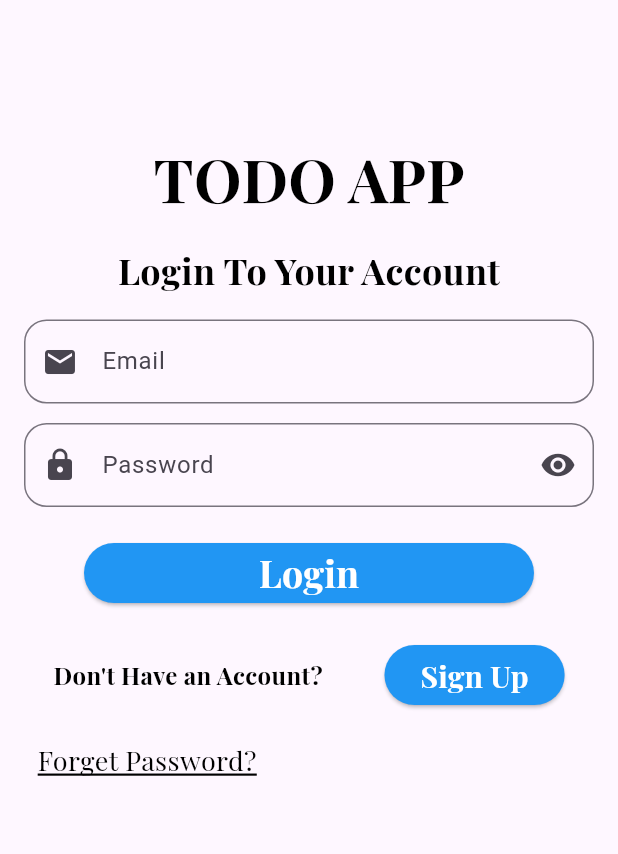
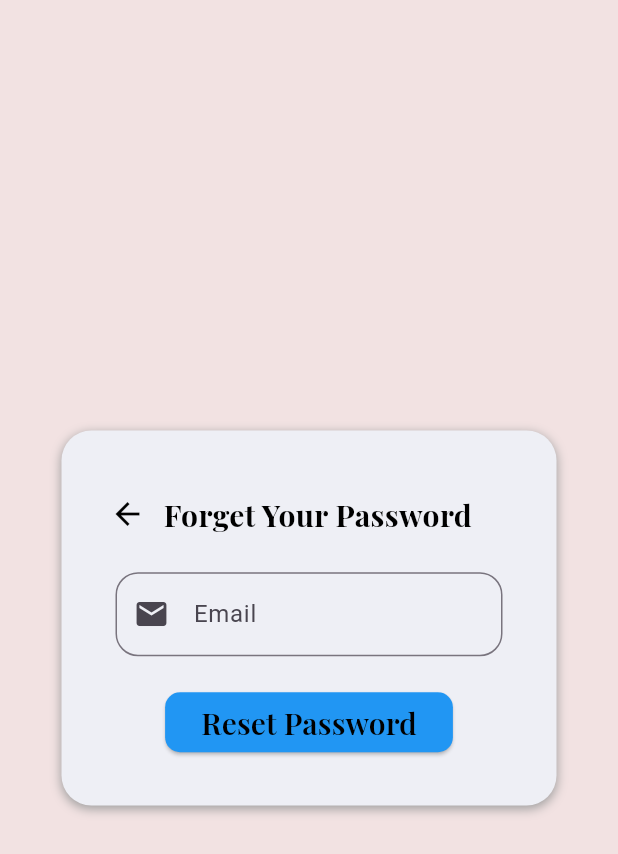
Before and after one commit to AhmedHelmy18/TODO_App, a Flutter app: the screen it shows after launch, on a phone screen of 412 x 824 dp. Shown: the top 854 px of the screen. Run offline on Flutter 3.47's test engine with Material 3 defaults, Android fonts, the phone set to English and light mode, and no system bars; our stand-ins replace cloud_firestore, firebase_auth, firebase_core, font_awesome_flutter; accounts and stored records are empty; project files that could hold a hidden picture were left out.

Commit message:
make the forget password page and connect with firebase

```diff
--- /dev/null
+++ b/lib/authentication/auth_page/forget_password.dart
@@ -0,0 +1,156 @@
+import 'package:firebase_auth/firebase_auth.dart';
+import 'package:flutter/material.dart';
+import 'package:todo_app/authentication/auth_page/login_page.dart';
+import 'package:todo_app/input_field/custom_text_form_field.dart';
+
+// ignore: must_be_immutable
+class ForgetPassword extends StatefulWidget {
+  ForgetPassword({super.key});
+
+  @override
+  State<ForgetPassword> createState() => _ForgetPasswordState();
+}
+
+class _ForgetPasswordState extends State<ForgetPassword> {
+  final _formKey = GlobalKey<FormState>();
+  late String email;
+
+  late String password;
+
+  @override
+  Widget build(BuildContext context) {
+    return Scaffold(
+      backgroundColor: const Color.fromARGB(255, 242, 226, 226),
+      body: Form(
+        key: _formKey,
+        child: Center(
+          child: Container(
+            constraints: BoxConstraints(maxWidth: 330, maxHeight: 250),
+            padding: const EdgeInsets.all(20),
+            decoration: BoxDecoration(
+              color: const Color(0xFFEEEFF5),
+              borderRadius: BorderRadius.circular(20),
+              boxShadow: const [
+                BoxShadow(
+                  color: Colors.grey,
+                  blurRadius: 5,
+                  offset: Offset(0, 2),
+                ),
+              ],
+            ),
+            child: Column(
+              mainAxisAlignment: MainAxisAlignment.center,
+              children: [
+                Row(
+                  mainAxisAlignment: MainAxisAlignment.start,
+                  children: [
+                    IconButton(
+                      icon: const Icon(
+                        Icons.arrow_back,
+                        color: Colors.black,
+                      ),
+                      onPressed: () {
+                        Navigator.pop(context);
+                      },
+                    ),
+                    Text(
+                      'Forget Your Password',
+                      style: TextStyle(
+                        fontSize: 20,
+                        fontWeight: FontWeight.bold,
+                        fontFamily: 'PlayfairDisplay',
+                        color: Colors.black,
+                      ),
+                    ),
+                  ],
+                ),
+                const SizedBox(
+                  height: 15,
+                ),
+                CustomTextFormField(
+                  onSaved: (value) {
+                    email = value!;
+                  },
+                  labelText: 'Email',
+                  icon: Icon(Icons.email),
+                  textInputAction: TextInputAction.next,
+                  autoValidateMode: AutovalidateMode.onUserInteraction,
+                  validator: (value) {
+                    if (value == null || value.isEmpty) {
+                      return 'Please Enter Email.';
+                    } else if (!RegExp(r'^[\w-\.]+@([\w-]+\.)+[\w-]{2,4}$')
+                        .hasMatch(value)) {
+                      return 'Enter a valid email address';
+                    }
+                    return null;
+                  },
+                ),
+                const SizedBox(
+                  height: 20,
+                ),
+                ElevatedButton(
+                  style: ElevatedButton.styleFrom(
+                    backgroundColor: Colors.blue,
+                    minimumSize: const Size(150, 40),
+                    shape: RoundedRectangleBorder(
+                      borderRadius: BorderRadius.circular(10),
+                    ),
+                  ),
+                  onPressed: () async {
+                    if (_formKey.currentState!.validate()) {
+                      _formKey.currentState!.save();
+                    }
+                    try {
+                      await FirebaseAuth.instance
+                          .sendPasswordResetEmail(email: email);
+
+                      showDialog(
+                        context: context,
+                        builder: (context) => AlertDialog(
+                          title: Text('Password Reset'),
+                          content: Text(
+                              'A password reset email has been sent to your email address'),
+                          actions: [
+                            TextButton(
+                              child: Text('OK'),
+                              onPressed: () {
+                                Navigator.pushReplacement(
+                                  context,
+                                  MaterialPageRoute(
+                                    builder: (context) => LoginPage(),
+                                  ),
+                                );
+                              },
+                            ),
+                          ],
+                        ),
+                      );
+                    } catch (e) {
+                      showDialog(
+                        context: context,
+                        builder: (context) => AlertDialog(
+                          title: Text(e.toString()),
+                          content: Text(
+                              'An error occurred while sending the password reset email'),
+                        ),
+                      );
+                    }
+                  },
+                  child: Text(
+                    'Reset Password',
+                    style: TextStyle(
+                      fontSize: 20,
+                      fontWeight: FontWeight.w600,
+                      fontFamily: 'PlayfairDisplay',
+                      color: Colors.black,
+                    ),
+                  ),
+                ),
+              ],
+            ),
+          ),
+        ),
+      ),
+    );
+  }
+}
--- a/lib/main.dart
+++ b/lib/main.dart
@@ -1,5 +1,6 @@
 import 'package:firebase_core/firebase_core.dart';
 import 'package:flutter/material.dart';
+import 'package:todo_app/authentication/auth_page/forget_password.dart';
 import 'package:todo_app/authentication/auth_page/login_page.dart';
 // import 'package:todo_app/authentication/auth_page/sign_up_page.dart';
 // import 'package:todo_app/screen/home.dart';
@@ -23,7 +24,7 @@ class TODO_App extends StatelessWidget {
   Widget build(BuildContext context) {
     return MaterialApp(
       debugShowCheckedModeBanner: false,
-      home: LoginPage(),
+      home: ForgetPassword(),
     );
   }
 }
--- a/pubspec.yaml
+++ b/pubspec.yaml
@@ -64,8 +64,7 @@ flutter:
 
   # To add assets to your application, add an assets section, like this:
   assets:
-  - asset/images/one_piece.jpg
-  - asset/images/Ahmed.jpeg
+  - asset/images/
 
   # An image asset can refer to one or more resolution-specific "variants", see
   # https://flutter.dev/to/resolution-aware-images
```
Also changed, not shown: lib/appbar/appbar.dart (added, +27 -0 lines), lib/authentication/auth_form/login_form.dart (+23 -6 lines), lib/authentication/auth_form/sign_up_form.dart (+37 -2 lines), lib/authentication/auth_page/login_page.dart (+25 -7 lines), lib/authentication/auth_page/sign_up_page.dart (+10 -2 lines), lib/screen/home.dart (+3 -28 lines).
